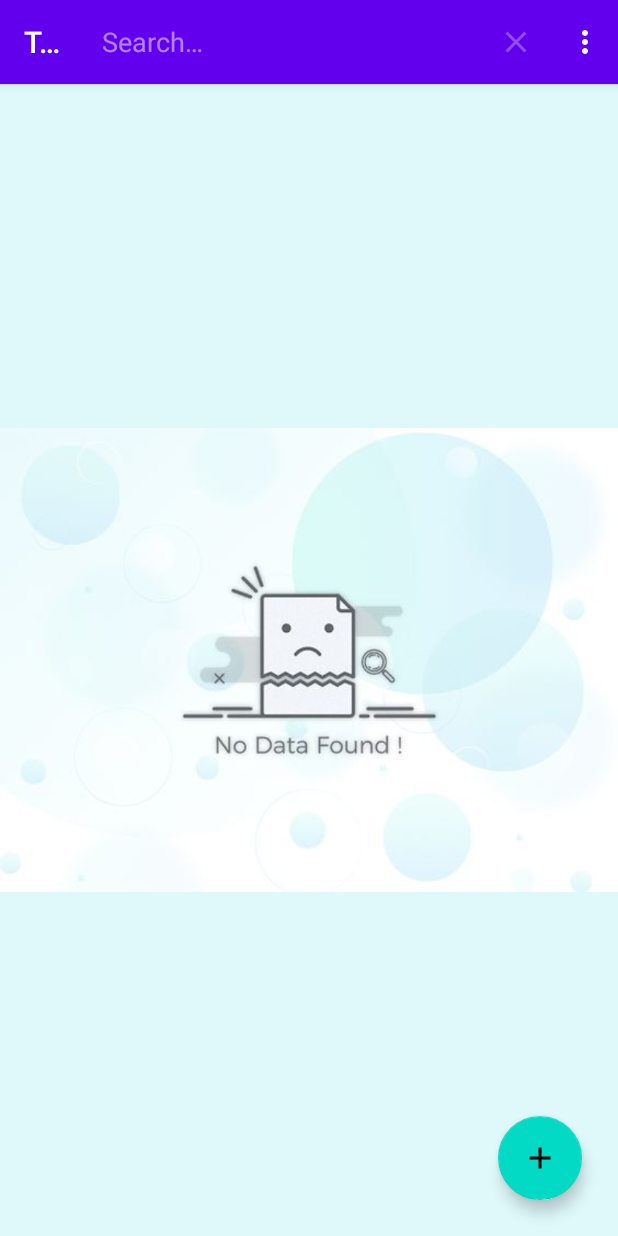
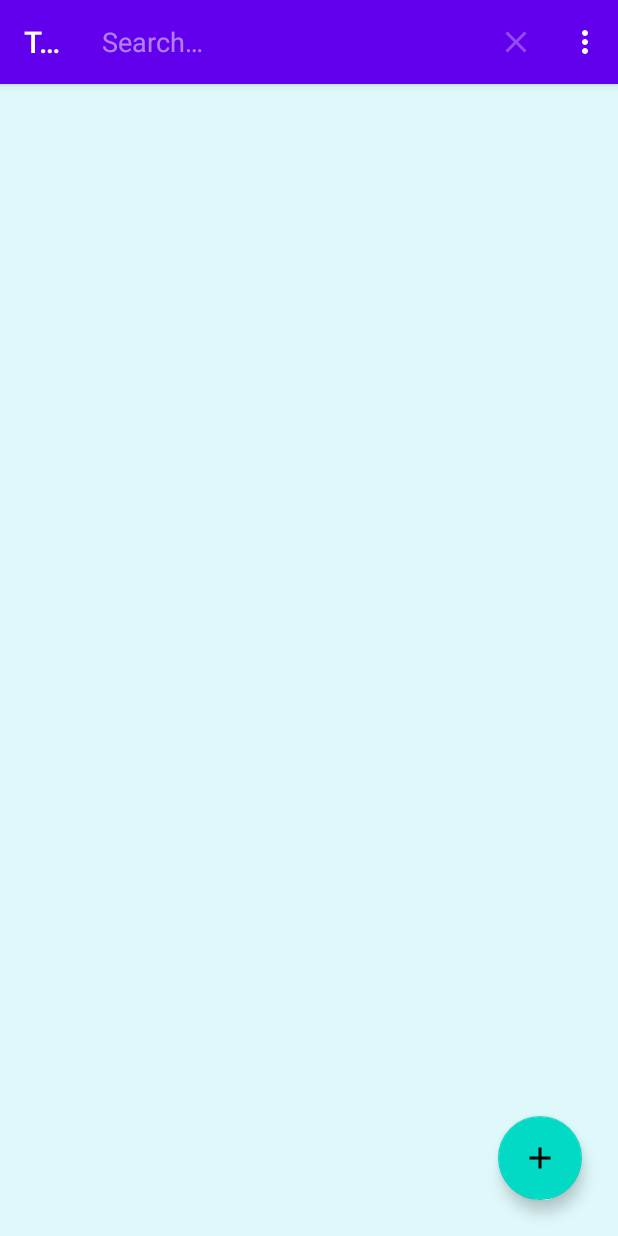
Before and after one commit to asgar72/ToDo-App, an Android app: the screen it shows after launch (MainActivity), after a tap on "Search", on a phone screen of 412 x 824 dp. Run offline under Robolectric (Android 15) with nearby library versions, the phone set to English and light mode, and no system bars; our stand-ins replace Room's generated code, navigation-ui.

Commit message:
this error : resolve          val action = ListFragmentDirections.actionListFragmentToUpdateFragment(dataList[position])

```diff
--- a/app/src/main/java/com/asgar72/todo/data/viewModel/ToDoViewModel.kt
+++ b/app/src/main/java/com/asgar72/todo/data/viewModel/ToDoViewModel.kt
@@ -15,7 +15,7 @@ class ToDoViewModel(application: Application):AndroidViewModel(application) {
     private val toDoDao = ToDoDatabase.getDatabase(application).todoDao()
     private val repository: ToDoRepository
 
-    private val getAllData: LiveData<List<ToDoData>>
+     val getAllData: LiveData<List<ToDoData>>
 
     init {
         repository = ToDoRepository(toDoDao)
--- a/app/src/main/java/com/asgar72/todo/fragments/list/ListFragment.kt
+++ b/app/src/main/java/com/asgar72/todo/fragments/list/ListFragment.kt
@@ -5,11 +5,18 @@ import android.view.*
 import androidx.fragment.app.Fragment
 import android.widget.LinearLayout
 import androidx.constraintlayout.widget.ConstraintLayout
+import androidx.fragment.app.viewModels
+import androidx.lifecycle.Observer
 import androidx.navigation.fragment.findNavController
+import androidx.recyclerview.widget.LinearLayoutManager
 import com.asgar72.todo.R
+import com.asgar72.todo.data.viewModel.ToDoViewModel
 import com.asgar72.todo.databinding.FragmentListBinding
 
 class ListFragment : Fragment() {
+
+    private val mToDoViewModel: ToDoViewModel by viewModels()
+    private val adapter: ListAdapter by lazy { ListAdapter() }
 
     private var _binding: FragmentListBinding? = null
     private val binding get() = _binding!!
@@ -19,22 +26,27 @@ class ListFragment : Fragment() {
     ): View? {
         // Inflate the layout for this fragment
         _binding = FragmentListBinding.inflate(inflater, container, false)
+
+        val recyclerView = binding.recyclerView
+        recyclerView.adapter = adapter
+        recyclerView.layoutManager = LinearLayoutManager(requireContext())
+
+        mToDoViewModel.getAllData.observe(viewLifecycleOwner, Observer {
+            data -> adapter.setData(data)
+        })
+
         //this is connect to add fragment
         binding.floatingActionButton.setOnClickListener {
-                findNavController().navigate(R.id.action_listFragment_to_addFragment)
-            }
-
-        binding.listLayout.setOnClickListener {
-            findNavController().navigate(R.id.action_listFragment_to_updateFragment)
+            findNavController().navigate(R.id.action_listFragment_to_addFragment)
         }
 
         //Set menu
         setHasOptionsMenu(true)
+
         return binding.root
-
     }
 
     override fun onCreateOptionsMenu(menu: Menu, inflater: MenuInflater) {
-        inflater.inflate(R.menu.list_fragment_menu,menu)
+        inflater.inflate(R.menu.list_fragment_menu, menu)
     }
 }
--- a/app/src/main/res/layout/fragment_list.xml
+++ b/app/src/main/res/layout/fragment_list.xml
@@ -5,12 +5,15 @@
     android:layout_width="match_parent"
     android:layout_height="match_parent"
     tools:context=".fragments.list.ListFragment"
-    android:id="@+id/listLayout">
+    android:id="@+id/listLayout"
+    android:background="@color/background">
 
     <androidx.recyclerview.widget.RecyclerView
         android:id="@+id/recyclerView"
-        android:layout_width="match_parent"
-        android:layout_height="match_parent"
+        android:layout_width="0dp"
+        android:layout_height="0dp"
+        android:paddingTop="8dp"
+        android:clipToPadding="false"
         app:layout_constraintBottom_toBottomOf="parent"
         app:layout_constraintEnd_toEndOf="parent"
         app:layout_constraintHorizontal_bias="0.5"
@@ -36,7 +39,7 @@
         android:layout_width="wrap_content"
         android:layout_height="match_parent"
         android:background="@color/background"
-        android:visibility="visible"
+        android:visibility="invisible"
         android:src="@drawable/nodata"
         app:layout_constraintBottom_toBottomOf="@+id/recyclerView"
         app:layout_constraintEnd_toEndOf="parent"
--- a/app/src/main/res/navigation/my_nav.xml
+++ b/app/src/main/res/navigation/my_nav.xml
@@ -46,5 +46,8 @@
             app:destination="@id/listFragment"
             app:enterAnim="@anim/from_right"
             app:exitAnim="@anim/to_left" />
+        <argument
+            android:name="currentItem"
+            app:argType="com.asgar72.todo.data.models.ToDoData" />
     </fragment>
 </navigation>
--- a/build.gradle
+++ b/build.gradle
@@ -4,4 +4,5 @@ plugins {
     id 'com.android.library' version '7.4.0' apply false
     id 'org.jetbrains.kotlin.android' version '1.7.21' apply false
     id "io.sentry.android.gradle" version "3.12.0"
+    id 'androidx.navigation.safeargs' version '2.4.2' apply false
 }
```
Also changed, not shown: app/build.gradle (+17 -5 lines), app/src/main/java/com/asgar72/todo/data/models/ToDoData.kt (+5 -2 lines), app/src/main/java/com/asgar72/todo/fragments/list/ListAdapter.kt (+13 -1 lines), app/src/main/java/com/asgar72/todo/fragments/update/UpdateFragment.kt (+12 -2 lines).
